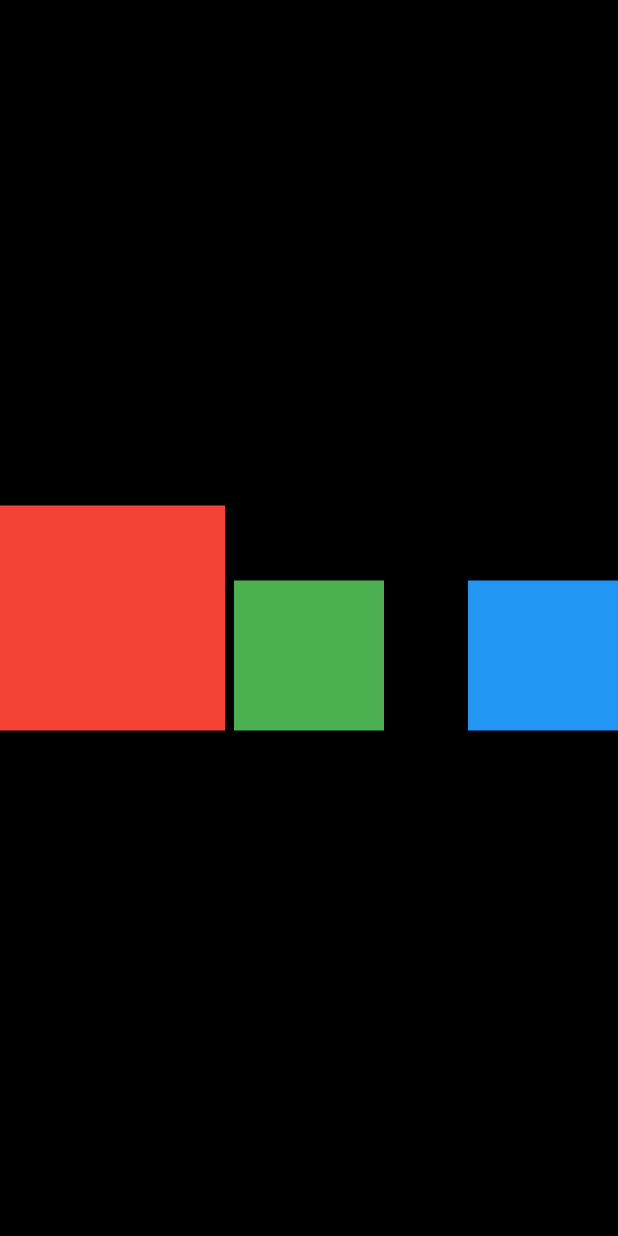
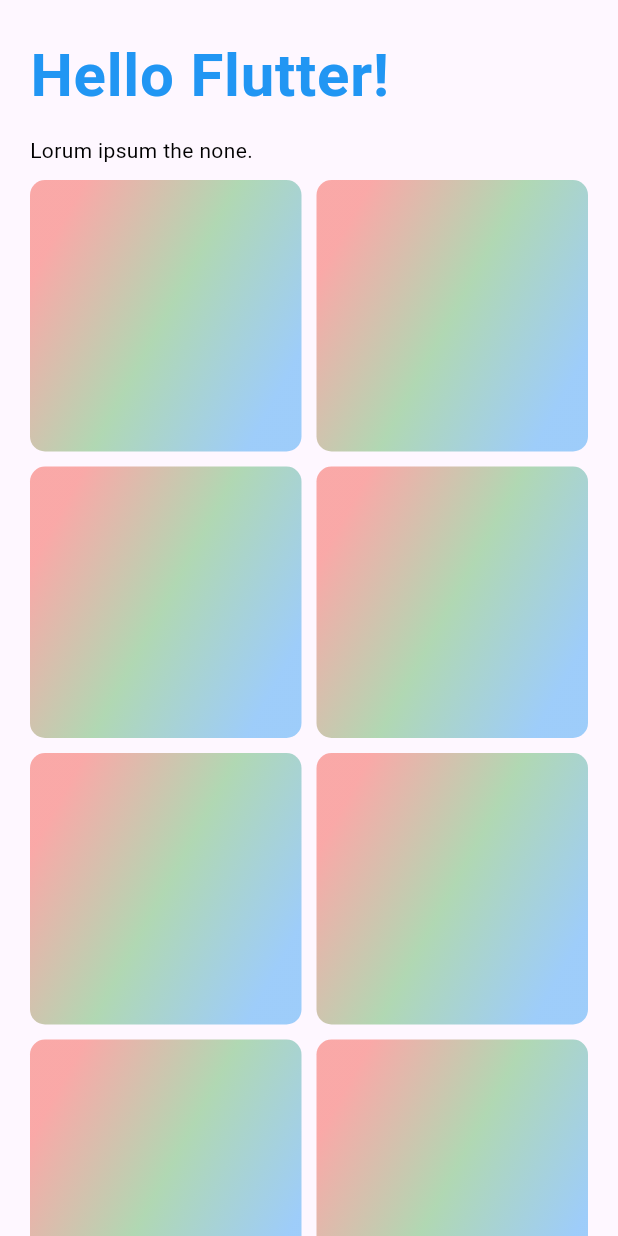
Before and after one commit to simontran/flutter, a Flutter app: the screen it shows after launch, on a phone screen of 412 x 824 dp. Run offline on Flutter 3.47's test engine with Material 3 defaults, Android fonts, the phone set to English and light mode, and no system bars; Roboto replaces fonts that are missing (Mochi).

Commit message:
day02 - part 1: gridview

```diff
--- a/basic/lib/bkp/book.dart
+++ b/basic/lib/bkp/book.dart
@@ -1,3 +1,5 @@
+// ignore_for_file: prefer_initializing_formals, avoid_print
+
 class Book {
   // late String name;
   // late int year;
--- a/basic/lib/bkp/main.dart
+++ b/basic/lib/bkp/main.dart
@@ -1,4 +1,4 @@
-// ignore_for_file: non_constant_identifier_names
+// ignore_for_file: non_constant_identifier_names, avoid_print
 
 import 'book.dart';
 
--- a/basic/lib/main.dart
+++ b/basic/lib/main.dart
@@ -1,8 +1,9 @@
 import 'package:flutter/material.dart';
-import 'page/part01/row_column.dart';
-import 'page/part01/stack.dart';
-import 'page/part01/static_user_interface.dart';
-import 'page/part01/rich_text.dart';
+// import 'page/part01/row_column.dart';
+// import 'page/part01/stack.dart';
+// import 'page/part01/static_user_interface.dart';
+// import 'page/part01/rich_text.dart';
+import 'page/part02/animation_day01.dart';
 
 void main() {
   runApp(const MyApp());
@@ -14,16 +15,33 @@ class MyApp extends StatelessWidget {
   // This widget is the root of your application.
   @override
   Widget build(BuildContext context) {
-    return const MaterialApp(
+    return MaterialApp(
       debugShowCheckedModeBanner: false,
+      // part 01 >>>
       // themeMode: ThemeMode.dark,
-      home: Scaffold(
-        backgroundColor: Colors.black,
-        // body: StaticUserInterface(),
-        // body: RichTextWidget(),
-        // body: RowColumnWidget(),
-        body: StackWidget(),
+      // home: Scaffold(
+      //   backgroundColor: Colors.black,
+      //   // body: StaticUserInterface(),
+      //   // body: RichTextWidget(),
+      //   // body: RowColumnWidget(),
+      //   // body: StackWidget(),
+      //   body: TemplatePage(),
+      // ),
+      // part 02 >>>
+      theme: ThemeData(
+        fontFamily: 'Mochi',
+        textTheme: const TextTheme(
+          bodyLarge: TextStyle(
+            fontSize: 40,
+            fontWeight: FontWeight.bold,
+            color: Colors.blue,
+          ),
+          bodyMedium: TextStyle(
+            color: Colors.blue,
+          ),
+        ),
       ),
+      home: const AnimationDay01(),
     );
   }
 }
--- /dev/null
+++ b/basic/lib/page/part02/animation_day01.dart
@@ -0,0 +1,119 @@
+import 'package:flutter/material.dart';
+
+class AnimationDay01 extends StatefulWidget {
+  const AnimationDay01({super.key});
+
+  @override
+  State<AnimationDay01> createState() => _AnimationDay01State();
+}
+
+class _AnimationDay01State extends State<AnimationDay01>
+    with TickerProviderStateMixin {
+  late AnimationController _animationController;
+
+  @override
+  void initState() {
+    super.initState();
+    _animationController = AnimationController(
+      vsync: this,
+      duration: const Duration(
+        milliseconds: 2000,
+      ),
+    );
+  }
+
+  @override
+  void dispose() {
+    super.dispose();
+    _animationController.dispose();
+  }
+
+  @override
+  Widget build(BuildContext context) {
+    return Scaffold(
+      body: SafeArea(
+        child: SingleChildScrollView(
+          padding: const EdgeInsets.all(20.0),
+          child: Column(
+            crossAxisAlignment: CrossAxisAlignment.start,
+            children: [
+              Text(
+                'Hello Flutter!',
+                style: Theme.of(context).textTheme.bodyLarge,
+              ),
+              const SizedBox(
+                height: 10,
+              ),
+              const Text(
+                'Lorum ipsum the none.',
+                style: TextStyle(
+                  color: Colors.black,
+                ),
+              ),
+              const SizedBox(
+                height: 10,
+              ),
+              GridView.builder(
+                itemCount: 10,
+                shrinkWrap: true,
+                physics: const NeverScrollableScrollPhysics(),
+                gridDelegate: const SliverGridDelegateWithFixedCrossAxisCount(
+                  crossAxisCount: 2,
+                  childAspectRatio: 1,
+                  crossAxisSpacing: 10,
+                  mainAxisSpacing: 10,
+                ),
+                itemBuilder: (context, index) {
+                  const int count = 10;
+                  final Animation<double> animation = Tween<double>(
+                    begin: 0.0,
+                    end: 1.0,
+                  ).animate(
+                    CurvedAnimation(
+                      parent: _animationController,
+                      curve: Interval(
+                        (1 / count) * index,
+                        1,
+                        curve: Curves.fastOutSlowIn,
+                      ),
+                    ),
+                  );
+                  _animationController.forward();
+                  return AnimatedBuilder(
+                    animation: _animationController,
+                    builder: (context, child) {
+                      return FadeTransition(
+                        opacity: animation,
+                        child: Transform(
+                          transform: Matrix4.translationValues(
+                            0.0,
+                            50 * (1 - animation.value),
+                            0.0,
+                          ),
+                          child: Container(
+                            decoration: BoxDecoration(
+                              borderRadius: BorderRadius.circular(10.0),
+                              color: Colors.amber,
+                              gradient: LinearGradient(
+                                colors: [
+                                  Colors.red.withOpacity(0.8).withAlpha(111),
+                                  Colors.green.withOpacity(0.8).withAlpha(111),
+                                  Colors.blue.withOpacity(0.8).withAlpha(111),
+                                ],
+                                transform: const GradientRotation(0.5),
+                              ),
+                            ),
+                          ),
+                        ),
+                      );
+                    },
+                  );
+                },
+              ),
+            ],
+          ),
+        ),
+      ),
+    );
+  }
+}
```
Also changed, not shown: basic/pubspec.yaml (+9 -4 lines), basic/assets/fonts/Mochi.otf (added), basic/assets/fonts/Mochi.ttf (added), 2 other files.
